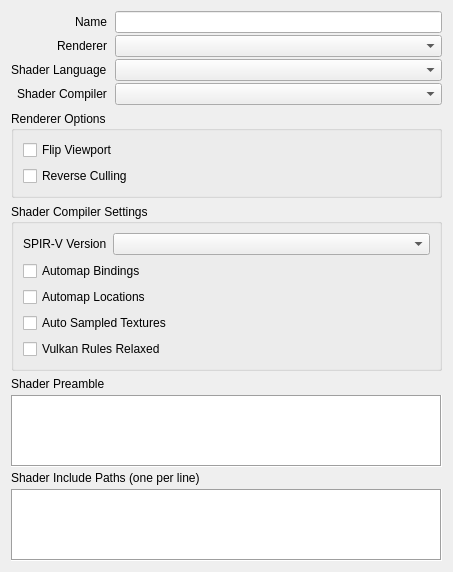
The window that src/session/properties/SessionProperties.ui (houmain/gpupad) describes before a commit, drawn with Qt 5.
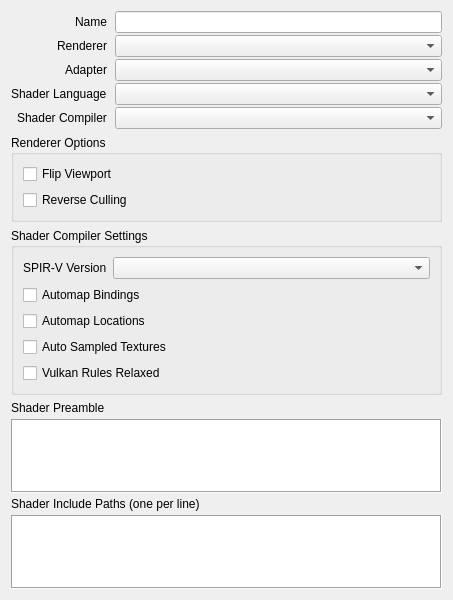
The same window after the commit. Custom widgets are drawn as their Qt base class.

Commit message: Refactored renderers, added adapter selection [WIP]

What changed in the file:
```diff
--- a/src/session/properties/SessionProperties.ui
+++ b/src/session/properties/SessionProperties.ui
@@ -7,7 +7,7 @@
     <x>0</x>
     <y>0</y>
     <width>453</width>
-    <height>570</height>
+    <height>600</height>
    </rect>
   </property>
   <layout class="QVBoxLayout" name="verticalLayout">
@@ -54,26 +54,36 @@
      <item row="1" column="1">
       <widget class="DataComboBox" name="renderer"/>
      </item>
-     <item row="2" column="0">
+     <item row="3" column="0">
       <widget class="QLabel" name="labelShaderLanguage">
        <property name="text">
         <string>Shader Language</string>
        </property>
       </widget>
      </item>
-     <item row="2" column="1">
+     <item row="3" column="1">
       <widget class="DataComboBox" name="shaderLanguage"/>
      </item>
-     <item row="3" column="0">
+     <item row="4" column="0">
       <widget class="QLabel" name="labelShaderCompiler">
        <property name="text">
         <string>Shader Compiler</string>
        </property>
       </widget>
      </item>
-     <item row="3" column="1">
+     <item row="4" column="1">
       <widget class="DataComboBox" name="shaderCompiler"/>
      </item>
+     <item row="2" column="0">
+      <widget class="QLabel" name="labelAdapter">
+       <property name="text">
+        <string>Adapter</string>
+       </property>
+      </widget>
+     </item>
+     <item row="2" column="1">
+      <widget class="DataComboBox" name="adapter"/>
+     </item>
     </layout>
    </item>
    <item>
```
The commit also changes 40 other files.
